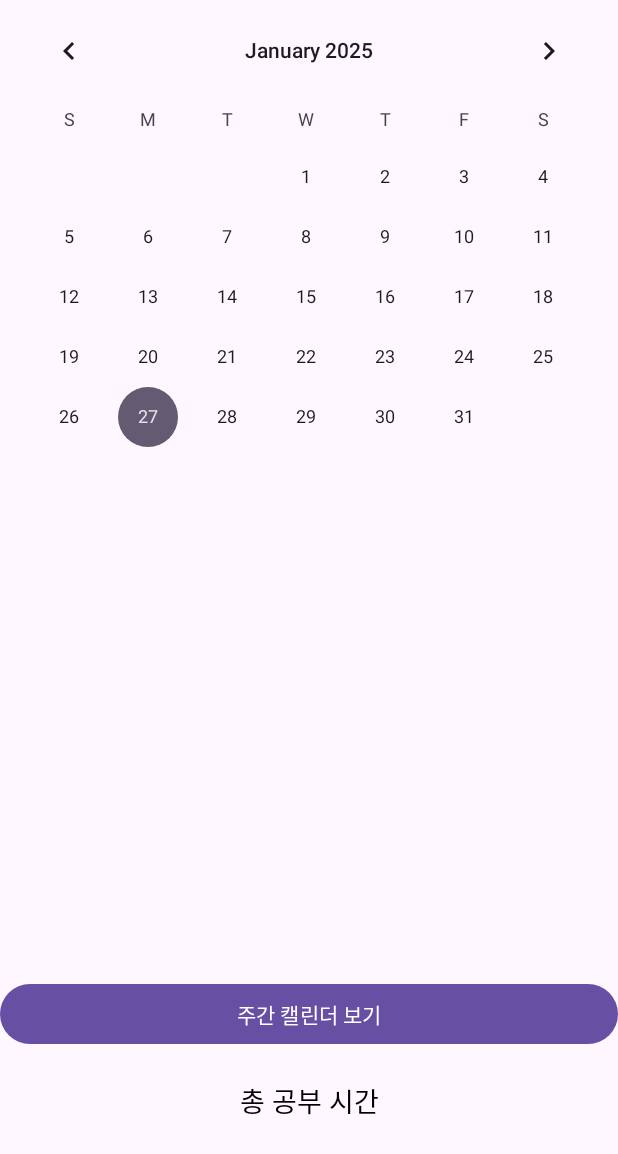
After one commit to jeongjihyunn/StudywithSWU, an Android app: the CalendarView screen opened directly, with no data from a screen before it, on a phone screen of 412 x 824 dp. The commit adds this screen. Shown: the top 1154 px of the screen. Run offline under Robolectric (Android 15) with nearby library versions, the phone set to English and light mode, and no system bars; our stand-ins replace Room's generated code.

Commit message:
calendar

```diff
--- a/app/build.gradle.kts
+++ b/app/build.gradle.kts
@@ -1,6 +1,7 @@
 plugins {
     alias(libs.plugins.android.application)
     alias(libs.plugins.kotlin.android)
+    id("kotlin-kapt")
     alias(libs.plugins.google.gms.google.services)
 }
 
--- a/app/src/main/AndroidManifest.xml
+++ b/app/src/main/AndroidManifest.xml
@@ -10,12 +10,14 @@
         android:label="@string/app_name"
         android:roundIcon="@mipmap/ic_launcher_round"
         android:supportsRtl="true"
-        android:theme="@style/Theme.StudywithSWU"
+        android:theme="@style/Theme.StudyWithSWU"
         tools:targetApi="31">
         <activity
             android:name=".BadgeList"
             android:exported="false" />
-
+        <activity
+            android:name=".CalendarView"
+            android:exported="false" />
         <activity
             android:name=".EditProfile"
             android:exported="false" />
--- /dev/null
+++ b/app/src/main/java/com/example/studywithswu/CalendarView.kt
@@ -0,0 +1,62 @@
+package com.example.studywithswu
+
+import android.os.Build
+import android.os.Bundle
+import android.widget.CalendarView
+import android.widget.TextView
+import androidx.activity.enableEdgeToEdge
+import androidx.annotation.RequiresApi
+import androidx.appcompat.app.AppCompatActivity
+import androidx.core.view.ViewCompat
+import androidx.core.view.WindowInsetsCompat
+import kotlinx.coroutines.CoroutineScope
+import kotlinx.coroutines.Dispatchers
+import kotlinx.coroutines.launch
+import kotlinx.coroutines.withContext
+import java.time.LocalDate
+
+class CalendarView : AppCompatActivity() {
+    private lateinit var studyDatabase: StudyDatabase
+    private lateinit var calendarView: CalendarView
+    private lateinit var studyTimeTextView: TextView
+
+    @RequiresApi(Build.VERSION_CODES.O)
+    override fun onCreate(savedInstanceState: Bundle?) {
+        super.onCreate(savedInstanceState)
+        setContentView(R.layout.activity_calendar_view)
+
+        studyDatabase = StudyDatabase.getInstance(this)
+        calendarView = findViewById(R.id.studyCalendar)
+        studyTimeTextView = findViewById(R.id.studyTimeTextView)
+
+        setupCalendar()
+    }
+
+    @RequiresApi(Build.VERSION_CODES.O)
+    private fun setupCalendar(){
+        calendarView.setOnDateChangeListener { _, year, month, dayOfMonth ->
+            val selectedDate = LocalDate.of(year, month + 1, dayOfMonth)
+
+            CoroutineScope(Dispatchers.IO).launch {
+                val studyTime = getStudyTimeForDate(selectedDate)
+
+                withContext(Dispatchers.Main){
+                    studyTimeTextView.text = "${formatStudyTime(studyTime)}"
+                }
+            }
+        }
+
+    }
+
+    @RequiresApi(Build.VERSION_CODES.O)
+    private fun getStudyTimeForDate(date: LocalDate): Long {
+        val epochDay = date.toEpochDay()
+        return studyDatabase.studySessionDao().getStudyTimeByDate(epochDay)
+    }
+
+    private fun formatStudyTime(minutes: Long): String{
+        val hours = minutes / 60
+        val remainingMinutes = minutes % 60
+        return "${hours}시간 ${remainingMinutes}분"
+    }
+}
--- a/app/src/main/java/com/example/studywithswu/MainActivity.kt
+++ b/app/src/main/java/com/example/studywithswu/MainActivity.kt
@@ -1,5 +1,6 @@
 package com.example.studywithswu
 
+import android.content.Intent
 import android.os.Bundle
 import androidx.activity.enableEdgeToEdge
 import androidx.appcompat.app.AppCompatActivity
@@ -10,5 +11,8 @@ class MainActivity : AppCompatActivity() {
     override fun onCreate(savedInstanceState: Bundle?) {
         super.onCreate(savedInstanceState)
         setContentView(R.layout.activity_main)
+
+        val intent = Intent(this, CalendarView::class.java)
+        startActivity(intent)
     }
 }
--- /dev/null
+++ b/app/src/main/java/com/example/studywithswu/StudyDatabase.kt
@@ -0,0 +1,23 @@
+package com.example.studywithswu
+
+import android.content.Context
+import androidx.room.Database
+import androidx.room.Room
+import androidx.room.RoomDatabase
+
+@Database(entities = [StudySession::class], version = 1)
+abstract class StudyDatabase : RoomDatabase(){
+    abstract fun studySessionDao(): StudySessionDao
+
+    companion object{
+        private var instance: StudyDatabase? =null
+
+        fun getInstance(context: Context): StudyDatabase{
+            return instance ?: Room.databaseBuilder(
+                context.applicationContext,
+                StudyDatabase::class.java,
+                "study_timer_database"
+            ).build().also { instance = it }
+        }
+    }
+}
--- /dev/null
+++ b/app/src/main/java/com/example/studywithswu/StudySessionDao.kt
@@ -0,0 +1,15 @@
+package com.example.studywithswu
+
+import androidx.room.Dao
+import androidx.room.Insert
+import androidx.room.Query
+import java.time.LocalDate
+
+@Dao
+interface StudySessionDao {
+    @Query("SELECT SUM(duration) FROM study_sessions WHERE date = :selectedDate")
+    fun getStudyTimeByDate(selectedDate: Long): Long
+
+    @Insert
+    fun insertStudySession(session: StudySession)
+}
--- /dev/null
+++ b/app/src/main/res/layout/activity_calendar_view.xml
@@ -0,0 +1,53 @@
+<?xml version="1.0" encoding="utf-8"?>
+<LinearLayout xmlns:android="http://schemas.android.com/apk/res/android"
+    xmlns:app="http://schemas.android.com/apk/res-auto"
+    xmlns:tools="http://schemas.android.com/tools"
+    android:id="@+id/main"
+    android:layout_width="match_parent"
+    android:layout_height="match_parent"
+    android:orientation="vertical"
+    tools:context=".CalendarView">
+
+    <CalendarView
+        android:id="@+id/studyCalendar"
+        android:layout_width="match_parent"
+        android:layout_height="0dp"
+        android:layout_weight="1"
+        />
+
+    //주간 달력 구현 확인용(추후 삭제)
+    <Button
+        android:id="@+id/weeklyCalendarButton"
+        android:layout_width="match_parent"
+        android:layout_height="wrap_content"
+        android:text="주간 캘린더 보기"
+        android:padding="8dp"
+        android:layout_marginTop="16dp"
+        />
+
+    <TextView
+        android:id="@+id/studyTimeText"
+        android:layout_width="match_parent"
+        android:layout_height="wrap_content"
+        android:gravity="center"
+        android:padding="20dp"
+        android:textSize="18sp"
+        android:textStyle="normal"
+        android:textColor="@color/black"
+        android:text="총 공부 시간"
+        tools:ignore="HardcodedText" />
+
+    <TextView
+        android:id="@+id/studyTimeTextView"
+        android:layout_width="match_parent"
+        android:layout_height="wrap_content"
+        android:contentDescription="@string/app_name"
+        android:gravity="center"
+        android:padding="8dp"
+        android:text=" "
+        android:textColor="@color/black"
+        android:textSize="30sp"
+        android:textStyle="bold"
+        tools:ignore="HardcodedText" />
+
+</LinearLayout>
--- a/app/src/main/res/values-night/themes.xml
+++ b/app/src/main/res/values-night/themes.xml
@@ -1,6 +1,6 @@
 <resources xmlns:tools="http://schemas.android.com/tools">
     <!-- Base application theme. -->
-    <style name="Base.Theme.StudywithSWU" parent="Theme.Material3.DayNight.NoActionBar">
+    <style name="Base.Theme.StudyWithSWU" parent="Theme.Material3.DayNight.NoActionBar">
         <!-- Customize your dark theme here. -->
         <!-- <item name="colorPrimary">@color/my_dark_primary</item> -->
     </style>
--- a/app/src/main/res/values/themes.xml
+++ b/app/src/main/res/values/themes.xml
@@ -1,10 +1,10 @@
 <resources xmlns:tools="http://schemas.android.com/tools">
     <!-- Base application theme. -->
-    <style name="Base.Theme.StudywithSWU" parent="Theme.Material3.DayNight.NoActionBar">
+    <style name="Base.Theme.StudyWithSWU" parent="Theme.Material3.DayNight.NoActionBar">
         <!-- Customize your light theme here. -->
         <!-- <item name="colorPrimary">@color/my_light_primary</item> -->
         <item name="android:statusBarColor">@android:color/transparent</item>
     </style>
 
-    <style name="Theme.StudywithSWU" parent="Base.Theme.StudywithSWU" />
+    <style name="Theme.StudyWithSWU" parent="Base.Theme.StudyWithSWU" />
 </resources>
--- a/gradle/libs.versions.toml
+++ b/gradle/libs.versions.toml
@@ -9,6 +9,9 @@ appcompat = "1.7.0"
 material = "1.12.0"
 activity = "1.10.0"
 constraintlayout = "2.2.0"
+roomRuntime = "2.6.1"
+roomCompiler = "2.6.1"
+roomKtx = "2.6.1"
 googleGmsGoogleServices = "4.4.2"
 firebaseAuth = "23.1.0"
 
@@ -21,6 +24,9 @@ androidx-appcompat = { group = "androidx.appcompat", name = "appcompat", version
 material = { group = "com.google.android.material", name = "material", version.ref = "material" }
 androidx-activity = { group = "androidx.activity", name = "activity", version.ref = "activity" }
 androidx-constraintlayout = { group = "androidx.constraintlayout", name = "constraintlayout", version.ref = "constraintlayout" }
+androidx-room-runtime = { group = "androidx.room", name = "room-runtime", version.ref = "roomRuntime" }
+androidx-room-compiler = { group = "androidx.room", name = "room-compiler", version.ref = "roomCompiler" }
+androidx-room-ktx = { group = "androidx.room", name = "room-ktx", version.ref = "roomKtx" }
 firebase-auth = { group = "com.google.firebase", name = "firebase-auth", version.ref = "firebaseAuth" }
 
 [plugins]
--- a/settings.gradle.kts
+++ b/settings.gradle.kts
@@ -16,8 +16,9 @@ dependencyResolutionManagement {
     repositories {
         google()
         mavenCentral()
+        uri("https://jitpack.io")
     }
 }
 
-rootProject.name = "StudywithSWU"
+rootProject.name = "StudyWithSWU"
 include(":app")
```
Also changed, not shown: app/src/main/java/com/example/studywithswu/Converters.kt (added, +20 -0 lines), app/src/main/java/com/example/studywithswu/StudySession.kt (added, +13 -0 lines), gradle/wrapper/gradle-wrapper.properties.
